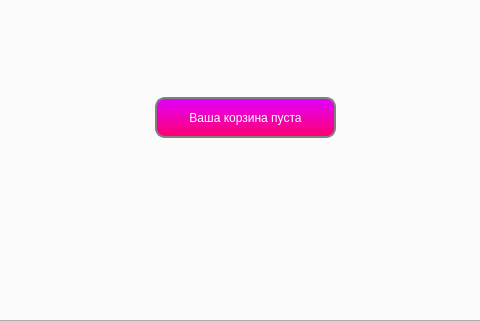
Qt form FINTESS_CENTRE/mainwindow.ui (bartem1us/Fitness_Centre) before a commit; both pictures show x 257 to 737 and y 279 to 600 of the 1161 by 600 pixel window.
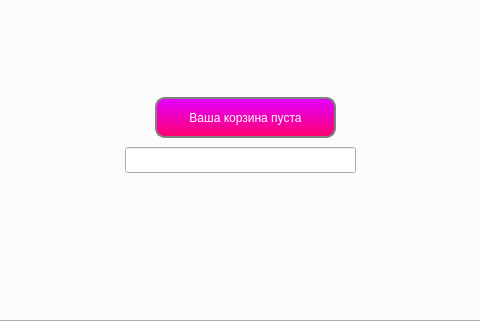
The same form after that commit. The open tabs and pages were chosen to show the change. Icons and pictures are not drawn. Custom widgets are drawn as their Qt base class.

```diff
--- a/FINTESS_CENTRE/mainwindow.ui
+++ b/FINTESS_CENTRE/mainwindow.ui
@@ -1449,6 +1449,16 @@
        <string>Ваша корзина пуста</string>
       </property>
      </widget>
+     <widget class="QLineEdit" name="lineEdit_13">
+      <property name="geometry">
+       <rect>
+        <x>380</x>
+        <y>400</y>
+        <width>231</width>
+        <height>26</height>
+       </rect>
+      </property>
+     </widget>
     </widget>
    </widget>
   </widget>
```
Left out of the diff: 6 changed lines with no effect on the pictures.
